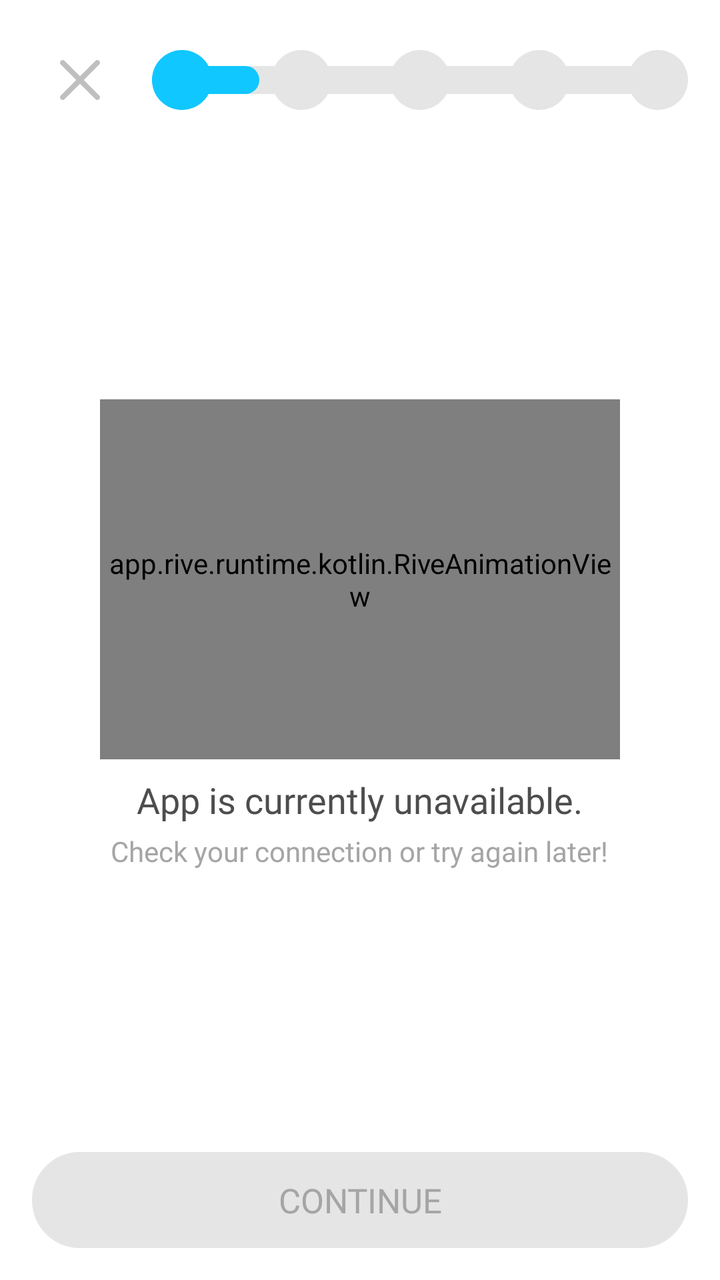
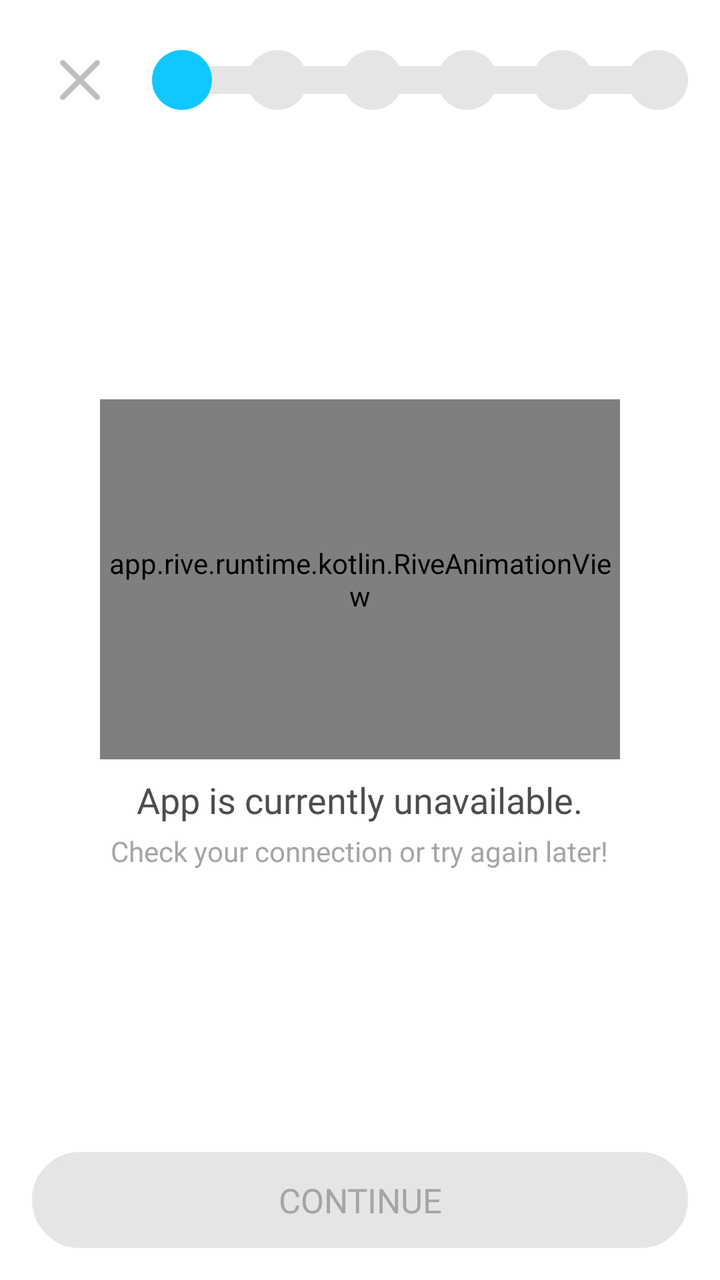

Two renders of the same Android screen: before a commit and after it. Below are the layout's source before the change and the commit's diff.
<!-- AndroidManifest.xml: application theme Theme.Tetragon -->
<!-- res/layout/activity_register.xml -->
<?xml version="1.0" encoding="utf-8"?>
<androidx.constraintlayout.widget.ConstraintLayout xmlns:android="http://schemas.android.com/apk/res/android"
    xmlns:app="http://schemas.android.com/apk/res-auto"
    xmlns:tools="http://schemas.android.com/tools"
    android:id="@+id/main"
    android:layout_width="match_parent"
    android:layout_height="match_parent"
    android:background="@color/white"
    tools:context=".ui.RegisterActivity">

    
    <LinearLayout
        android:id="@+id/internetConnection"
        android:layout_width="0dp"
        android:layout_height="wrap_content"
        android:background="@color/gray_3"
        android:gravity="center"
        android:orientation="horizontal"
        android:padding="10dp"
        android:visibility="gone"
        app:layout_constraintEnd_toEndOf="parent"
        app:layout_constraintStart_toStartOf="parent"
        app:layout_constraintTop_toTopOf="parent">

        <ImageView
            android:layout_width="20dp"
            android:layout_height="20dp"
            android:layout_marginEnd="10dp"
            android:src="@drawable/internet_lost" />

        <TextView
            android:layout_width="wrap_content"
            android:layout_height="wrap_content"
            android:fontFamily="@font/inter_semibold"
            android:text="YOU ARE OFFLINE"
            android:textColor="@color/black_3"
            android:textSize="14sp" />
    </LinearLayout>

    
    <androidx.constraintlayout.widget.ConstraintLayout
        android:id="@+id/mainContent"
        android:layout_width="0dp"
        android:layout_height="0dp"
        android:padding="16dp"
        app:layout_constraintBottom_toBottomOf="parent"
        app:layout_constraintEnd_toEndOf="parent"
        app:layout_constraintStart_toStartOf="parent"
        app:layout_constraintTop_toBottomOf="@id/internetConnection">

        <androidx.constraintlayout.widget.ConstraintLayout
            android:layout_width="match_parent"
            android:layout_height="match_parent"
            android:fitsSystemWindows="true">

            <androidx.constraintlayout.widget.ConstraintLayout
                android:id="@+id/constraintLayout"
                android:layout_width="match_parent"
                android:layout_height="wrap_content"
                app:layout_constraintEnd_toEndOf="parent"
                app:layout_constraintStart_toStartOf="parent"
                app:layout_constraintTop_toTopOf="parent">

                
                <ImageView
                    android:id="@+id/exit_btn"
                    android:layout_width="48dp"
                    android:layout_height="48dp"
                    android:padding="14dp"
                    android:src="@drawable/exit_btn"
                    app:layout_constraintBottom_toBottomOf="parent"
                    app:layout_constraintStart_toStartOf="parent"
                    app:layout_constraintTop_toTopOf="parent" />

                
                <androidx.constraintlayout.widget.ConstraintLayout
                    android:id="@+id/stepProgressContainer"
                    android:layout_width="0dp"
                    android:layout_height="48dp"
                    android:layout_marginStart="12dp"
                    app:layout_constraintBottom_toBottomOf="@id/exit_btn"
                    app:layout_constraintEnd_toEndOf="parent"
                    app:layout_constraintStart_toEndOf="@id/exit_btn"
                    app:layout_constraintTop_toTopOf="@id/exit_btn">

                    <View
                        android:id="@+id/progressBackground"
                        android:layout_width="0dp"
                        android:layout_height="14dp"
                        android:background="@drawable/line_bg"
                        app:layout_constraintBottom_toBottomOf="parent"
                        app:layout_constraintEnd_toEndOf="parent"
                        app:layout_constraintStart_toStartOf="parent"
                        app:layout_constraintTop_toTopOf="parent" />

                    <View
                        android:id="@+id/progressActive"
                        android:layout_width="0dp"
                        android:layout_height="14dp"
                        android:background="@drawable/line_active"
                        app:layout_constraintBottom_toBottomOf="@id/progressBackground"
                        app:layout_constraintStart_toStartOf="parent"
                        app:layout_constraintTop_toTopOf="@id/progressBackground"
                        app:layout_constraintWidth_percent="0.20" />

                    <View
                        android:id="@+id/step1"
                        android:layout_width="30dp"
                        android:layout_height="30dp"
                        android:background="@drawable/circle_active"
                        app:layout_constraintBottom_toBottomOf="parent"
                        app:layout_constraintEnd_toStartOf="@id/step2"
                        app:layout_constraintHorizontal_chainStyle="spread_inside"
                        app:layout_constraintStart_toStartOf="parent"
                        app:layout_constraintTop_toTopOf="parent" />

                    <View
                        android:id="@+id/step2"
                        android:layout_width="30dp"
                        android:layout_height="30dp"
                        android:background="@drawable/circle_inactive"
                        app:layout_constraintBottom_toBottomOf="parent"
                        app:layout_constraintEnd_toStartOf="@id/step3"
                        app:layout_constraintStart_toEndOf="@id/step1"
                        app:layout_constraintTop_toTopOf="parent" />

                    <View
                        android:id="@+id/step3"
                        android:layout_width="30dp"
                        android:layout_height="30dp"
                        android:background="@drawable/circle_inactive"
                        app:layout_constraintBottom_toBottomOf="parent"
                        app:layout_constraintEnd_toStartOf="@id/step4"
                        app:layout_constraintStart_toEndOf="@id/step2"
                        app:layout_constraintTop_toTopOf="parent" />

                    <View
                        android:id="@+id/step4"
                        android:layout_width="30dp"
                        android:layout_height="30dp"
                        android:background="@drawable/circle_inactive"
                        app:layout_constraintBottom_toBottomOf="parent"
                        app:layout_constraintEnd_toStartOf="@id/step5"
                        app:layout_constraintStart_toEndOf="@id/step3"
                        app:layout_constraintTop_toTopOf="parent" />

                    <View
                        android:id="@+id/step5"
                        android:layout_width="30dp"
                        android:layout_height="30dp"
                        android:background="@drawable/circle_inactive"
                        app:layout_constraintBottom_toBottomOf="parent"
                        app:layout_constraintEnd_toEndOf="parent"
                        app:layout_constraintStart_toEndOf="@id/step4"
                        app:layout_constraintTop_toTopOf="parent" />

                </androidx.constraintlayout.widget.ConstraintLayout>

            </androidx.constraintlayout.widget.ConstraintLayout>

            
            <FrameLayout
                android:id="@+id/questionFragmentContainer"
                android:layout_width="0dp"
                android:layout_height="wrap_content"
                app:layout_constraintEnd_toEndOf="parent"
                app:layout_constraintStart_toStartOf="parent"
                app:layout_constraintTop_toBottomOf="@+id/constraintLayout" />

            <LinearLayout
                android:id="@+id/offlineContainer"
                android:layout_width="0dp"
                android:layout_height="0dp"
                android:gravity="center"
                android:orientation="vertical"
                android:padding="16dp"
                app:layout_constraintBottom_toTopOf="@+id/continue_btn_container"
                app:layout_constraintEnd_toEndOf="parent"
                app:layout_constraintStart_toStartOf="parent"
                app:layout_constraintTop_toBottomOf="@+id/constraintLayout">

                <app.rive.runtime.kotlin.RiveAnimationView
                    android:id="@+id/internet_mr_square"
                    android:layout_width="260dp"
                    android:layout_height="180dp"
                    app:riveAutoPlay="true"
                    app:riveResource="@raw/no_internet_mr_square"
                    app:riveStateMachine="State Machine 1" />

                <TextView
                    android:id="@+id/offlineTitle"
                    android:layout_width="wrap_content"
                    android:layout_height="wrap_content"
                    android:layout_marginTop="8dp"
                    android:fontFamily="@font/inter_semibold"
                    android:text="App is currently unavailable."
                    android:textColor="@color/black_3"
                    android:textSize="18sp" />

                <TextView
                    android:id="@+id/offlineSubtitle"
                    android:layout_width="wrap_content"
                    android:layout_height="wrap_content"
                    android:layout_marginTop="4dp"
                    android:fontFamily="@font/inter_medium"
                    android:gravity="center"
                    android:text="Check your connection or try again later!"
                    android:textAlignment="center"
                    android:textColor="@color/gray_1"
                    android:textSize="14sp" />

            </LinearLayout>

            
            <FrameLayout
                android:id="@+id/continue_btn_container"
                android:layout_width="0dp"
                android:layout_height="wrap_content"
                android:clipChildren="false"
                android:clipToPadding="false"
                android:paddingBottom="5dp"
                app:layout_constraintBottom_toBottomOf="parent"
                app:layout_constraintEnd_toEndOf="parent"
                app:layout_constraintStart_toStartOf="parent">

                
                <FrameLayout
                    android:id="@+id/continue_enabled_btn_container"
                    android:layout_width="match_parent"
                    android:layout_height="wrap_content"
                    android:visibility="invisible">

                    <View
                        android:layout_width="match_parent"
                        android:layout_height="48dp"
                        android:background="@drawable/custom_button"
                        android:backgroundTint="@color/black_2"
                        android:translationY="5dp" />

                    <Button
                        android:id="@+id/continue_enabled_btn"
                        android:layout_width="match_parent"
                        android:layout_height="48dp"
                        android:background="@drawable/custom_button"
                        android:fontFamily="@font/inter_semibold"
                        android:stateListAnimator="@drawable/button_animator"
                        android:text="@string/continue_text"
                        android:textColor="@color/white"
                        android:textSize="17sp"
                        app:backgroundTint="@color/black_3" />
                </FrameLayout>

                
                <FrameLayout
                    android:id="@+id/continue_disabled_btn_container"
                    android:layout_width="match_parent"
                    android:layout_height="wrap_content"
                    android:visibility="visible">

                    
                    <View
                        android:layout_width="match_parent"
                        android:layout_height="48dp"
                        android:background="@drawable/custom_button"
                        android:backgroundTint="@color/gray_2"
                        android:translationY="5dp" />

                    
                    <TextView
                        android:id="@+id/continue_disabled_btn"
                        android:layout_width="match_parent"
                        android:layout_height="48dp"
                        android:fontFamily="@font/inter_semibold"
                        android:gravity="center"
                        android:text="@string/continue_text"
                        android:textColor="@color/gray_1"
                        android:textSize="17sp"
                        android:translationY="5dp" />
                </FrameLayout>
            </FrameLayout>

        </androidx.constraintlayout.widget.ConstraintLayout>
    </androidx.constraintlayout.widget.ConstraintLayout>

</androidx.constraintlayout.widget.ConstraintLayout>
<!-- resources referenced by this layout -->
<resources>
  <color name="black_2">#333333</color>
  <color name="black_3">#4d4d4d</color>
  <color name="gray_1">#A5A5A5</color>
  <color name="gray_2">#E5E5E5</color>
  <color name="gray_3">#FAFAFA</color>
  <color name="white">#FFFFFFFF</color>
  <!-- drawable button_animator (drawable) -->
  <?xml version="1.0" encoding="utf-8"?>
  <selector xmlns:android="http://schemas.android.com/apk/res/android">
  
      
      <item android:state_pressed="true">
          <objectAnimator
              android:propertyName="translationY"
              android:valueTo="5dp"
              android:duration="0" />
      </item>
  
      
      <item>
          <objectAnimator
              android:propertyName="translationY"
              android:valueTo="0dp"
              android:duration="0" />
      </item>
  
  </selector>
  <!-- drawable circle_active (drawable) -->
  <?xml version="1.0" encoding="utf-8"?>
  <shape xmlns:android="http://schemas.android.com/apk/res/android"
      android:shape="oval">
      <solid android:color="@color/blue_2"/>
  </shape>
  <!-- drawable circle_inactive (drawable) -->
  <?xml version="1.0" encoding="utf-8"?>
  <shape xmlns:android="http://schemas.android.com/apk/res/android"
      android:shape="oval">
      <solid android:color="@color/gray_2"/>
  </shape>
  <!-- drawable custom_button (drawable) -->
  <?xml version="1.0" encoding="utf-8"?>
  <shape xmlns:android="http://schemas.android.com/apk/res/android"
      android:shape="rectangle">
      <solid android:color="#ffffff"/>
      <stroke android:color="#e5e5e5"
          android:width="2dp"/>
      <corners android:radius="100dp"/>
  </shape>
  <!-- drawable exit_btn (drawable) -->
  <vector xmlns:android="http://schemas.android.com/apk/res/android"
      android:width="25.41dp"
      android:height="25.4dp"
      android:viewportWidth="25.41"
      android:viewportHeight="25.4">
    <path
        android:pathData="M24.91,22.49c0.66,0.67 0.66,1.75 0,2.41s-1.75,0.66 -2.41,0l-9.79,-9.79L2.91,24.9c-0.66,0.66 -1.74,0.66 -2.41,0 -0.33,-0.33 -0.5,-0.76 -0.5,-1.2s0.17,-0.88 0.5,-1.21l9.8,-9.79L0.5,2.9C-0.16,2.24 -0.16,1.16 0.5,0.5c0.34,-0.33 0.77,-0.5 1.21,-0.5s0.87,0.17 1.2,0.5l9.8,9.79L22.5,0.5c0.66,-0.66 1.75,-0.66 2.41,0s0.66,1.74 0,2.4l-9.8,9.8 9.8,9.79Z"
        android:fillColor="#bfbfbf"/>
  </vector>
  <!-- drawable line_active (drawable) -->
  <?xml version="1.0" encoding="utf-8"?>
  <shape xmlns:android="http://schemas.android.com/apk/res/android">
      <solid android:color="@color/blue_2"/>
      <corners android:radius="100dp"/>
  </shape>
  <!-- drawable line_bg (drawable) -->
  <?xml version="1.0" encoding="utf-8"?>
  <shape xmlns:android="http://schemas.android.com/apk/res/android">
      <solid android:color="@color/gray_2"/>
      <corners android:radius="100dp"/>
  </shape>
  <string name="continue_text">CONTINUE</string>
  <style name="Theme.Tetragon" parent="Base.Theme.Tetragon" />
  <color name="blue_2">#11C7FF</color>
  <style name="Base.Theme.Tetragon" parent="Theme.Material3.DayNight.NoActionBar">
          
          
          <item name="android:statusBarColor">@color/white</item>
          <item name="android:navigationBarColor">@color/white</item>
          
          <item name="android:windowLightStatusBar">true</item>
      </style>
  <!-- unchanged entries left out for length: 1 -->
</resources>

<!-- the commit's change to res/layout/activity_register.xml (unified diff, before → after) -->
@@ -73,6 +73,7 @@
                     app:layout_constraintTop_toTopOf="parent" />
 
                 
+                
                 <androidx.constraintlayout.widget.ConstraintLayout
                     android:id="@+id/stepProgressContainer"
                     android:layout_width="0dp"
@@ -101,7 +102,7 @@
                         app:layout_constraintBottom_toBottomOf="@id/progressBackground"
                         app:layout_constraintStart_toStartOf="parent"
                         app:layout_constraintTop_toTopOf="@id/progressBackground"
-                        app:layout_constraintWidth_percent="0.20" />
+                        app:layout_constraintWidth_percent="0.0" /> 
 
                     <View
                         android:id="@+id/step1"
@@ -150,8 +151,18 @@
                         android:layout_height="30dp"
                         android:background="@drawable/circle_inactive"
                         app:layout_constraintBottom_toBottomOf="parent"
+                        app:layout_constraintEnd_toStartOf="@id/step6"
+                        app:layout_constraintStart_toEndOf="@id/step4"
+                        app:layout_constraintTop_toTopOf="parent" />
+
+                    <View
+                        android:id="@+id/step6"
+                        android:layout_width="30dp"
+                        android:layout_height="30dp"
+                        android:background="@drawable/circle_inactive"
+                        app:layout_constraintBottom_toBottomOf="parent"
                         app:layout_constraintEnd_toEndOf="parent"
-                        app:layout_constraintStart_toEndOf="@id/step4"
+                        app:layout_constraintStart_toEndOf="@id/step5"
                         app:layout_constraintTop_toTopOf="parent" />
 
                 </androidx.constraintlayout.widget.ConstraintLayout>
<!-- resource entries referenced after the edit -->
@@ -74,12 +74,14 @@
   <style name="Theme.Tetragon" parent="Base.Theme.Tetragon" />
   <color name="blue_2">#11C7FF</color>
   <style name="Base.Theme.Tetragon" parent="Theme.Material3.DayNight.NoActionBar">
-          
-          
           <item name="android:statusBarColor">@color/white</item>
           <item name="android:navigationBarColor">@color/white</item>
-          
           <item name="android:windowLightStatusBar">true</item>
+  
+          <item name="android:windowBackground">@color/white</item>
+          <item name="android:colorBackground">@color/white</item>
+  
+          <item name="android:windowIsTranslucent">false</item>
       </style>
   <!-- unchanged entries left out for length: 1 -->
 </resources>
